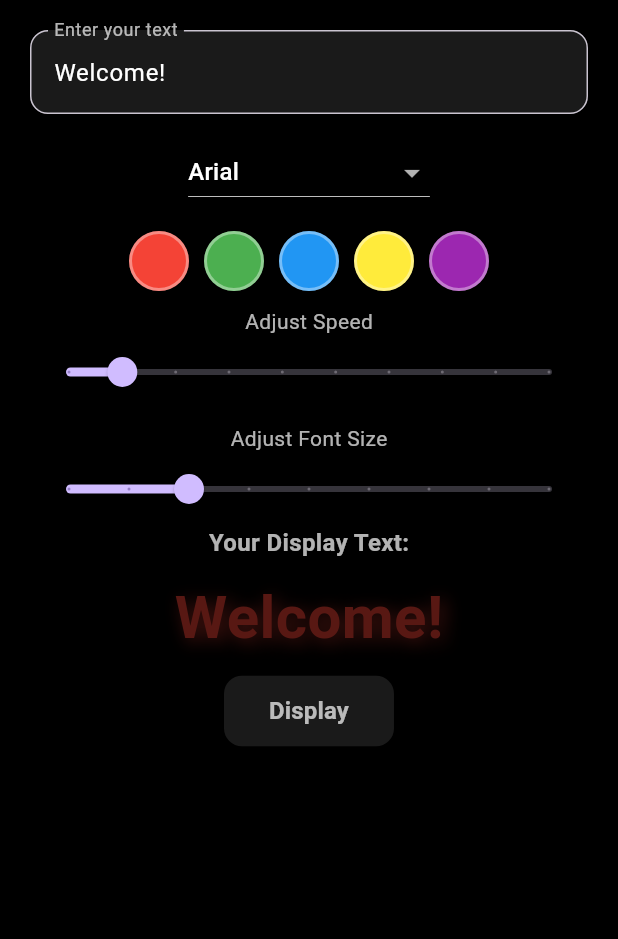
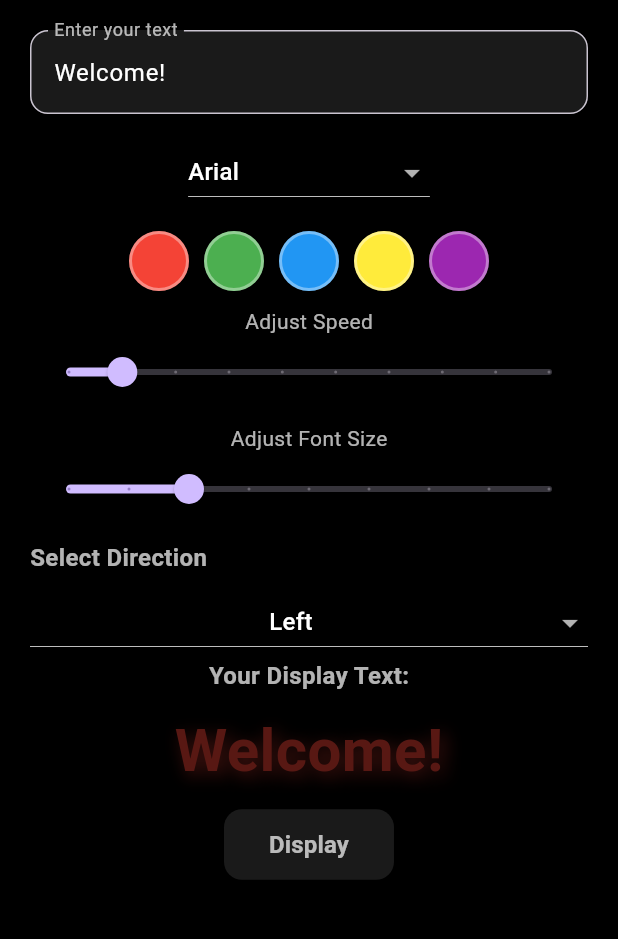
Before and after one commit to KristelAriasCulala/LedBanner, a Flutter app: the screen it shows after launch, after a tap on "Create Your Banners", on a phone screen of 412 x 824 dp, the part 84-1023 px from its top. Run offline on Flutter 3.47's test engine with Material 3 defaults, Android fonts, the phone set to English and light mode, and no system bars; Roboto replaces fonts that are missing (Arial).

Commit message:
Direction of DislayScreen

```diff
--- a/lib/main.dart
+++ b/lib/main.dart
@@ -159,15 +159,16 @@ class _LEDBannerScreenState extends State<LEDBannerScreen> {
   bool _isBlinking = true;
   double _position = 0;
   double _speed = 2;
-  double _fontSize = 40; // Add this line
+  double _fontSize = 40;
   final List<String> _fonts = ["Arial", "Courier", "Times New Roman", "Verdana", "HighSpeedFont"];
   String _selectedFont = "Arial";
+  final List<String> _directions = ["Left", "Right", "Up", "Down"];
+  String _selectedDirection = "Left"; // Default direction
 
   @override
   void initState() {
     super.initState();
     _startBlinking();
-    _startScrolling();
   }
 
   void _startBlinking() {
@@ -175,19 +176,6 @@ class _LEDBannerScreenState extends State<LEDBannerScreen> {
       if (mounted) {
         setState(() {
           _isBlinking = !_isBlinking;
-        });
-      }
-    });
-  }
-
-  void _startScrolling() {
-    Timer.periodic(const Duration(milliseconds: 30), (timer) {
-      if (mounted) {
-        setState(() {
-          _position -= _speed;
-          if (_position < -300) {
-            _position = MediaQuery.of(context).size.width;
-          }
         });
       }
     });
@@ -215,7 +203,9 @@ class _LEDBannerScreenState extends State<LEDBannerScreen> {
             const SizedBox(height: 10),
             _buildSpeedSlider(),
             const SizedBox(height: 10),
-            _buildFontSizeSlider(), // Add this line
+            _buildFontSizeSlider(),
+            const SizedBox(height: 10),
+            _buildDirectionDropdown(), // Add direction dropdown
             const Text("Your Display Text:",
                 style: TextStyle(color: Colors.white70, fontSize: 16, fontWeight: FontWeight.bold)),
             const SizedBox(height: 10),
@@ -264,6 +254,43 @@ class _LEDBannerScreenState extends State<LEDBannerScreen> {
     );
   }
 
+  Widget _buildDirectionDropdown() {
+    return Column(
+      crossAxisAlignment: CrossAxisAlignment.start,
+      children: [
+        const Text(
+          "Select Direction", // Text label for the direction dropdown
+          style: TextStyle(color: Colors.white70, fontSize: 16, fontWeight: FontWeight.bold),
+        ),
+        const SizedBox(height: 8), // Add some spacing
+        DropdownButton<String>(
+          dropdownColor: Colors.black,
+          value: _selectedDirection,
+          isExpanded: true, // Ensures the dropdown takes full width
+          items: _directions.map((direction) {
+            return DropdownMenuItem(
+              value: direction,
+              child: Container(
+                alignment: Alignment.center, // Centers the text
+                child: Text(
+                  direction,
+                  style: const TextStyle(color: Colors.white),
+                  textAlign: TextAlign.center, // Ensures text is centered
+                ),
+              ),
+            );
+          }).toList(),
+          onChanged: (value) {
+            setState(() {
+              _selectedDirection = value!;
+            });
+          },
+        ),
+      ],
+    );
+  }
+
+
   Widget _buildColorSelection() {
     return Wrap(
       spacing: 10,
@@ -297,7 +324,7 @@ class _LEDBannerScreenState extends State<LEDBannerScreen> {
     );
   }
 
-  Widget _buildFontSizeSlider() { // Add this method
+  Widget _buildFontSizeSlider() {
     return Column(
       children: [
         const Text("Adjust Font Size", style: TextStyle(color: Colors.white70)),
@@ -326,7 +353,7 @@ class _LEDBannerScreenState extends State<LEDBannerScreen> {
         child: Text(
           _textController.text,
           style: TextStyle(
-            fontSize: _fontSize, // Update this line
+            fontSize: _fontSize,
             fontWeight: FontWeight.bold,
             color: _selectedColor,
             fontFamily: _selectedFont,
@@ -373,7 +400,8 @@ class _LEDBannerScreenState extends State<LEDBannerScreen> {
               color: _selectedColor,
               font: _selectedFont,
               speed: _speed,
-              fontSize: _fontSize, // Pass the fontSize here
+              fontSize: _fontSize,
+              direction: _selectedDirection, // Pass the direction here
             ),
           ),
         );
@@ -403,7 +431,8 @@ class DisplayScreen extends StatefulWidget {
   final Color color;
   final String font;
   final double speed;
-  final double fontSize; // Add this line
+  final double fontSize;
+  final String direction; // Add direction parameter
 
   const DisplayScreen({
     super.key,
@@ -411,7 +440,8 @@ class DisplayScreen extends StatefulWidget {
     required this.color,
     required this.font,
     required this.speed,
-    required this.fontSize, // Add this line
+    required this.fontSize,
+    required this.direction, // Add direction parameter
   });
 
   @override
@@ -432,10 +462,28 @@ class _DisplayScreenState extends State<DisplayScreen> with SingleTickerProvider
       duration: Duration(seconds: (20 / widget.speed).round()),
     )..repeat(reverse: false);
 
-    _animation = Tween<Offset>(
-      begin: const Offset(1, 0),
-      end: const Offset(-1, 0),
-    ).animate(_animationController);
+    // Set animation direction based on the selected direction
+    switch (widget.direction) {
+      case "Left":
+        _animation = Tween<Offset>(
+            begin: const Offset(1, 0), end: const Offset(-1, 0)).animate(_animationController);
+        break;
+      case "Right":
+        _animation = Tween<Offset>(
+            begin: const Offset(-1, 0), end: const Offset(1, 0)).animate(_animationController);
+        break;
+      case "Up":
+        _animation = Tween<Offset>(
+            begin: const Offset(0, 1), end: const Offset(0, -1)).animate(_animationController);
+        break;
+      case "Down":
+        _animation = Tween<Offset>(
+            begin: const Offset(0, -1), end: const Offset(0, 1)).animate(_animationController);
+        break;
+      default:
+        _animation = Tween<Offset>(
+            begin: const Offset(1, 0), end: const Offset(-1, 0)).animate(_animationController);
+    }
 
     _blinkTimer = Timer.periodic(const Duration(milliseconds: 500), (timer) {
       if (mounted) {
@@ -476,7 +524,7 @@ class _DisplayScreenState extends State<DisplayScreen> with SingleTickerProvider
               widget.text.isEmpty ? "Welcome!!" : widget.text,
               textAlign: TextAlign.center,
               style: TextStyle(
-                fontSize: widget.fontSize, // Use the fontSize here
+                fontSize: widget.fontSize,
                 fontWeight: FontWeight.bold,
                 color: widget.color,
                 fontFamily: widget.font,
```
